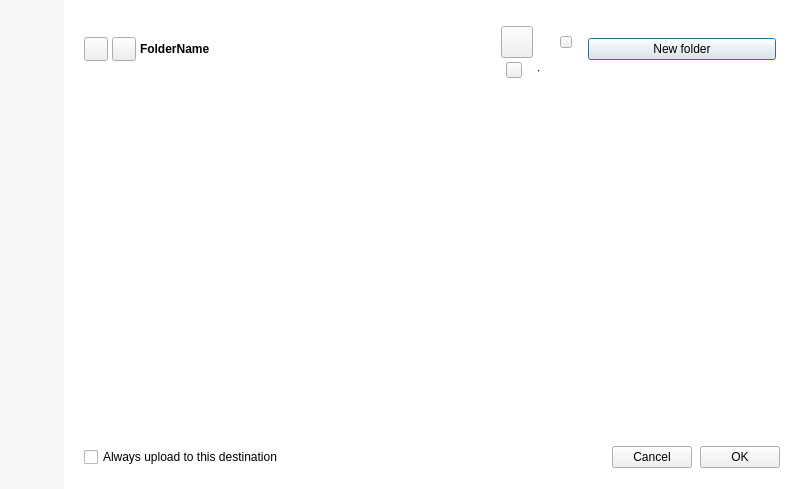
First picture: the form in src/MEGASync/node_selector/gui/ui/NodeSelector.ui, repository C-EO/MEGAsync, before the edit.
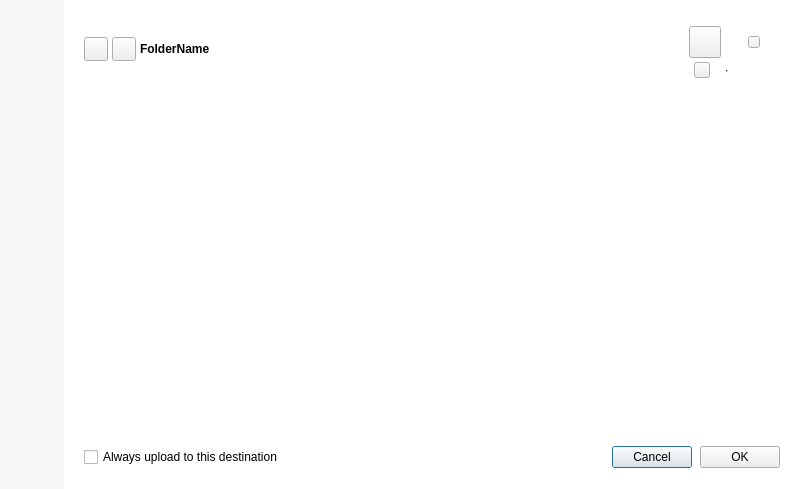
Second picture: the form after the edit. Icons and pictures are not drawn. Custom widgets are drawn as their Qt base class.

Commit message: Moving code to NodeSelector from NodeSelectorTreeViewWidget

The edit to the form file:
```diff
--- a/src/MEGASync/node_selector/gui/ui/NodeSelector.ui
+++ b/src/MEGASync/node_selector/gui/ui/NodeSelector.ui
@@ -838,50 +838,6 @@
             <property name="bottomMargin">
              <number>0</number>
             </property>
-            <item>
-             <widget class="TokenizableButton" name="bNewFolder">
-              <property name="sizePolicy">
-               <sizepolicy hsizetype="Fixed" vsizetype="Fixed">
-                <horstretch>0</horstretch>
-                <verstretch>0</verstretch>
-               </sizepolicy>
-              </property>
-              <property name="minimumSize">
-               <size>
-                <width>188</width>
-                <height>0</height>
-               </size>
-              </property>
-              <property name="maximumSize">
-               <size>
-                <width>188</width>
-                <height>16777215</height>
-               </size>
-              </property>
-              <property name="cursor">
-               <cursorShape>PointingHandCursor</cursorShape>
-              </property>
-              <property name="text">
-               <string>New folder</string>
-              </property>
-              <property name="icon">
-               <iconset resource="../../../gui/Resources_common.qrc">
-                <normaloff>:/folder-plus-01_small_thin_outline</normaloff>:/folder-plus-01_small_thin_outline</iconset>
-              </property>
-              <property name="iconSize">
-               <size>
-                <width>16</width>
-                <height>16</height>
-               </size>
-              </property>
-              <property name="type" stdset="0">
-               <string notr="true">ghost</string>
-              </property>
-              <property name="dimension" stdset="0">
-               <string notr="true">small</string>
-              </property>
-             </widget>
-            </item>
            </layout>
           </widget>
          </item>
@@ -1035,11 +991,6 @@
   </layout>
  </widget>
  <customwidgets>
-  <customwidget>
-   <class>TokenizableButton</class>
-   <extends>QPushButton</extends>
-   <header>tokenizer/TokenizableItems/TokenizableButtons.h</header>
-  </customwidget>
   <customwidget>
    <class>TokenizableToolButton</class>
    <extends>QToolButton</extends>
```
The commit also changes 19 other files.
